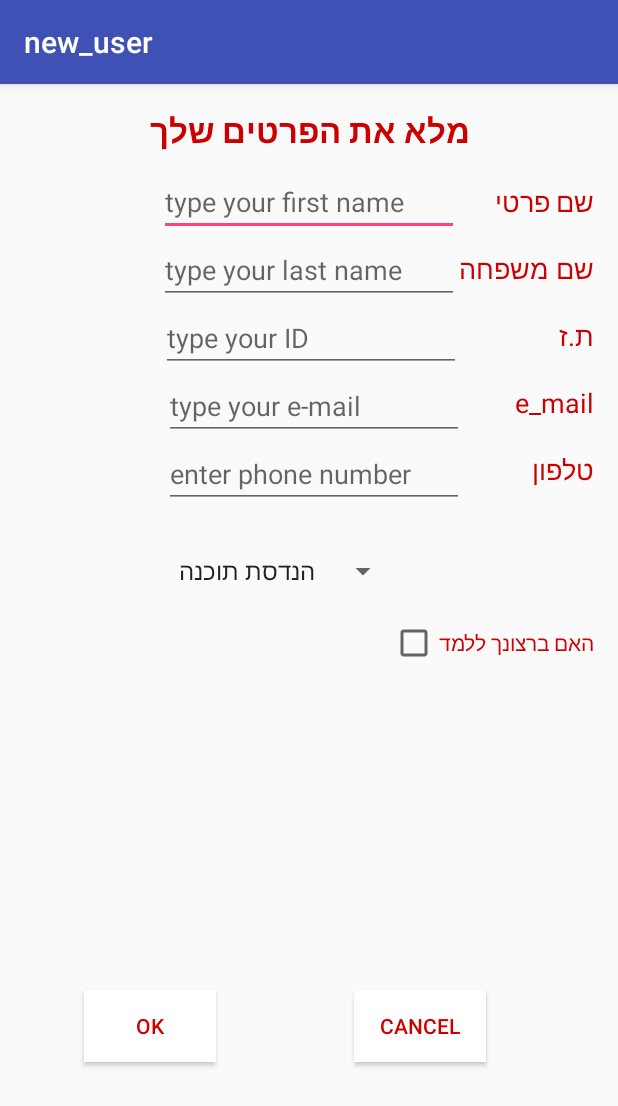
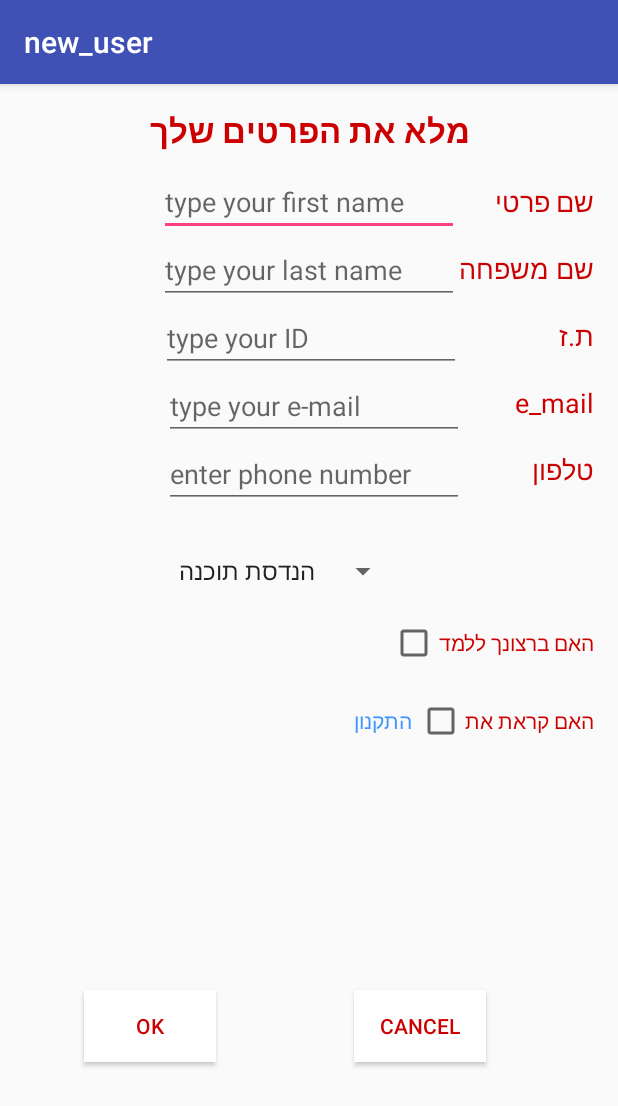
Before and after one commit to dadise/Student2Student, an Android app: the new_user screen opened directly, with no data from a screen before it, on a phone screen of 412 x 824 dp. Shown: the top 1106 px of the screen. Run offline under Robolectric (Android 15) with nearby library versions, the phone set to English and light mode, and no system bars.

Commit message:
changed the logo. adding regulations.

```diff
--- a/app/src/main/java/com/example/student2student/new_user.java
+++ b/app/src/main/java/com/example/student2student/new_user.java
@@ -2,9 +2,11 @@ package com.example.student2student;
 
 import android.app.Activity;
 import android.content.Context;
+import android.content.DialogInterface;
 import android.content.Intent;
 import android.os.AsyncTask;
 import android.os.Bundle;
+import android.support.v7.app.AlertDialog;
 import android.support.v7.app.AppCompatActivity;
 import android.support.v7.widget.Toolbar;
 import android.util.Log;
@@ -12,6 +14,7 @@ import android.view.View;
 import android.widget.CheckBox;
 import android.widget.EditText;
 import android.widget.Spinner;
+import android.widget.TextView;
 import android.widget.Toast;
 
 
@@ -44,6 +47,7 @@ public class new_user extends AppCompatActivity {
     boolean toTeach;
 
     Intent toWhichToTeachIntent, toWhichToLearnIntent;
+    private TextView reg;
 
     @Override
     protected void onCreate(Bundle savedInstanceState) {
@@ -61,6 +65,22 @@ public class new_user extends AppCompatActivity {
         isTeach = (CheckBox) findViewById(R.id.teatcingCheckBox);
         phone = (EditText) findViewById(R.id.phone);
 
+        reg = (TextView) findViewById(R.id.regulationsText);
+        reg.setOnClickListener(new View.OnClickListener() {
+            @Override
+            public void onClick(View v) {
+                String msg = "שדגשדג\nשדגדשג\nגהגהגהגה";
+                new AlertDialog.Builder(context)
+                        .setTitle("תקנון")
+                        .setMessage(msg)
+                        .setNeutralButton("בטל", new DialogInterface.OnClickListener() {
+                            public void onClick(DialogInterface dialog, int which) {
+                                dialog.dismiss();
+                            }
+                        })
+                        .show();
+            }
+        });
     }
 
     public void toWhichToTeach(View view) {
@@ -75,7 +95,7 @@ public class new_user extends AppCompatActivity {
         } else {
             teaching = "0";
         }
-        student = new student(firstNameInput.getText().toString(), lastNameInput.getText().toString(), IDInput.getText().toString(), emailInput.getText().toString(), s.getSelectedItem().toString(), teaching, teach, learn, grade,phone.getText().toString());
+        student = new student(firstNameInput.getText().toString(), lastNameInput.getText().toString(), IDInput.getText().toString(), emailInput.getText().toString(), s.getSelectedItem().toString(), teaching, teach, learn, grade, phone.getText().toString());
 
         insertStudent = new insert_student(this, getApplicationContext(), getTaskId());
         insertStudent.setInterface(new ArraylistQueryInterface() {
@@ -137,7 +157,7 @@ public class new_user extends AppCompatActivity {
         i.putExtra("email", email);
         i.putExtra("line of business", lob);
         i.putExtra("to teach", toTeach);
-        i.putExtra("phone",phone.getText().toString());
+        i.putExtra("phone", phone.getText().toString());
     }
 
     public void toMain(View view) {
--- a/app/src/main/res/layout/content_main.xml
+++ b/app/src/main/res/layout/content_main.xml
@@ -19,7 +19,7 @@
         android:layout_alignParentTop="true"
         android:layout_centerHorizontal="true"
         android:layout_marginTop="10dp"
-        android:src="@drawable/logo"/>
+        android:src="@drawable/main_logo"/>
 
     <Button
         android:layout_width="wrap_content"
--- a/app/src/main/res/layout/content_new_user.xml
+++ b/app/src/main/res/layout/content_new_user.xml
@@ -163,6 +163,25 @@
         android:text="@string/teach_checkBox"
         android:textColor="@color/red" />
 
+    <CheckBox
+        android:id="@+id/regulationsCheckBox"
+        android:layout_width="wrap_content"
+        android:layout_height="wrap_content"
+        android:layout_alignParentRight="true"
+        android:layout_below="@id/teatcingCheckBox"
+        android:layout_marginTop="20dp"
+        android:text="@string/regulationsCheckBox"
+        android:textColor="@color/red" />
+
+    <TextView
+        android:layout_marginRight="3dp"
+        android:textColor="#4096ff"
+        android:layout_alignBaseline="@id/regulationsCheckBox"
+        android:layout_toLeftOf="@id/regulationsCheckBox"
+        android:id="@+id/regulationsText"
+        android:layout_width="wrap_content"
+        android:text="@string/regulationsText"
+        android:layout_height="wrap_content" />
     <Button
         android:id="@+id/ok_button"
         android:layout_width="wrap_content"
--- a/app/src/main/res/values/strings.xml
+++ b/app/src/main/res/values/strings.xml
@@ -12,6 +12,8 @@
     <string name="e_mail">e_mail</string>
     <string name="phone">טלפון</string>
     <string name="teach_checkBox">האם ברצונך ללמד</string>
+    <string name="regulationsCheckBox">האם קראת את</string>
+    <string name="regulationsText">התקנון</string>
     <string name="ok_button">ok</string>
     <string name="cancel_button">cancel</string>
     <string name="user_name"> שם משתמש </string>
```
Also changed, not shown: app/src/main/res/layout/content_exist_user.xml (+0 -10 lines), app/src/main/ic_launcher-web.png (added), app/src/main/main_logo-web.png (added), app/src/main/res/drawable/main_logo.png (added), app/src/main/res/mipmap-hdpi/ic_launcher.png, app/src/main/res/mipmap-mdpi/ic_launcher.png, app/src/main/res/mipmap-mdpi/main_logo.png (added), app/src/main/res/mipmap-xhdpi/ic_launcher.png, app/src/main/res/mipmap-xhdpi/main_logo.png (added), app/src/main/res/mipmap-xxhdpi/ic_launcher.png, app/src/main/res/mipmap-xxhdpi/main_logo.png (added), app/src/main/res/mipmap-xxxhdpi/ic_launcher.png.
